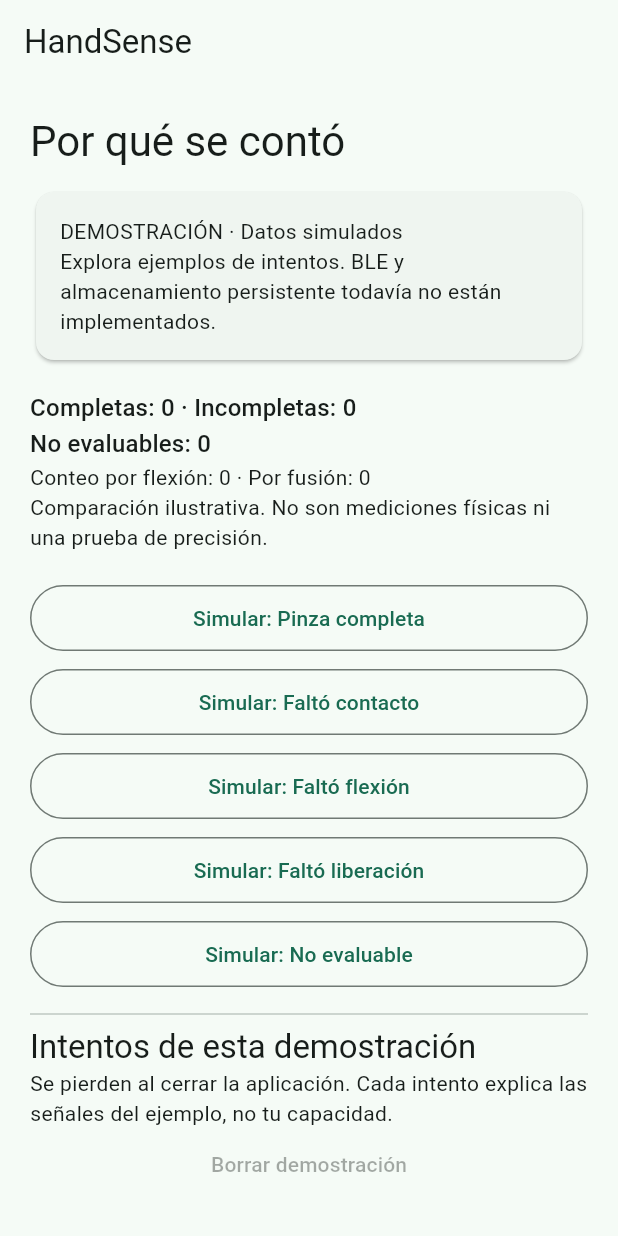
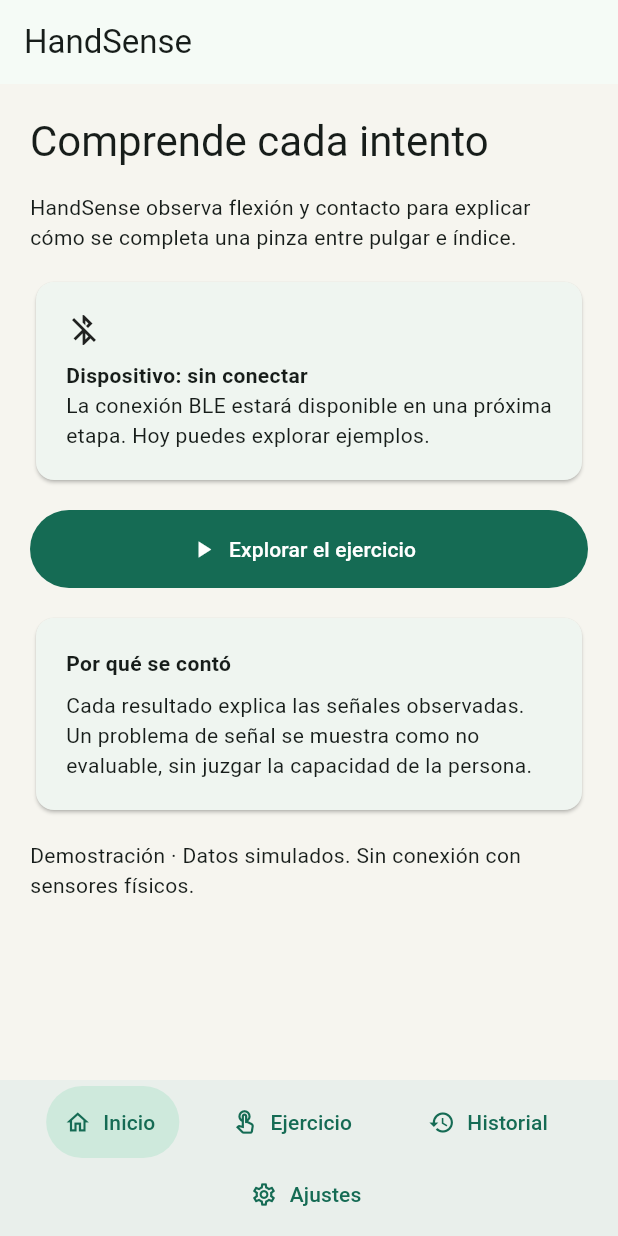
Before and after one commit to nikucode/microcontroladores, a Flutter app: the screen it shows after launch, on a phone screen of 412 x 824 dp. Run offline on Flutter 3.47's test engine with Material 3 defaults, Android fonts, the phone set to English and light mode, and no system bars.

Commit message:
Organizar HandSense Android en cuatro secciones accesibles

```diff
--- a/proyecto_final/handsense/mobile/lib/data/attempt.dart
+++ b/proyecto_final/handsense/mobile/lib/data/attempt.dart
@@ -1,3 +1,5 @@
+import 'dart:async';
+
 enum Outcome { complete, noContact, noFlexion, noRelease, unreliable }
 
 class Attempt {
@@ -24,20 +26,48 @@ class Attempt {
   };
 }
 
-abstract class AttemptRepository {
-  List<Attempt> get attempts;
-  void simulate(Outcome outcome);
-  void clear();
+// Una fuente BLE futura publicará eventos verificados en este mismo flujo.
+abstract class AttemptSource {
+  Stream<Attempt> get events;
+  String get label;
+  bool get isDemo;
+  void dispose();
 }
 
-// Ejemplos de resultados; no ejecuta ni valida el clasificador del ESP32.
-class DemoRepository implements AttemptRepository {
-  final List<Attempt> _attempts = [];
+abstract class DemoControls {
+  void simulate(Outcome outcome);
+}
+
+class DemoRepository implements AttemptSource, DemoControls {
+  final _events = StreamController<Attempt>.broadcast(sync: true);
+  int _nextId = 0;
   @override
-  List<Attempt> get attempts => List.unmodifiable(_attempts);
+  Stream<Attempt> get events => _events.stream;
   @override
-  void simulate(Outcome outcome) =>
-      _attempts.add(Attempt(_attempts.length + 1, outcome));
+  String get label => 'Demostración';
   @override
-  void clear() => _attempts.clear();
+  bool get isDemo => true;
+  @override
+  void simulate(Outcome outcome) => _events.add(Attempt(++_nextId, outcome));
+  @override
+  void dispose() => _events.close();
 }
+
+class SessionRecord {
+  SessionRecord(
+    this.id,
+    this.finishedAt,
+    this.source,
+    this.isDemo,
+    List<Attempt> attempts,
+  ) : attempts = List.unmodifiable(attempts);
+  final int id;
+  final DateTime finishedAt;
+  final String source;
+  final bool isDemo;
+  final List<Attempt> attempts;
+  int get complete => attempts.where((a) => a.complete).length;
+  int get incomplete =>
+      attempts.where((a) => a.evaluable && !a.complete).length;
+  int get unreliable => attempts.where((a) => !a.evaluable).length;
+}
--- a/proyecto_final/handsense/mobile/lib/main.dart
+++ b/proyecto_final/handsense/mobile/lib/main.dart
@@ -2,6 +2,7 @@ import 'package:flutter/material.dart';
 
 import 'data/attempt.dart';
 import 'ui/session_model.dart';
+import 'ui/screens.dart';
 
 void main() => runApp(const HandSenseApp());
 
@@ -13,6 +14,9 @@ class HandSenseApp extends StatefulWidget {
 
 class _HandSenseAppState extends State<HandSenseApp> {
   final model = SessionModel(DemoRepository());
+  int page = 0;
+  bool largeText = false;
+  bool highContrast = false;
   @override
   void dispose() {
     model.dispose();
@@ -24,92 +28,103 @@ class _HandSenseAppState extends State<HandSenseApp> {
     title: 'HandSense',
     debugShowCheckedModeBanner: false,
     theme: ThemeData(
-      colorScheme: ColorScheme.fromSeed(seedColor: const Color(0xff31775f)),
       useMaterial3: true,
+      colorScheme: ColorScheme.fromSeed(
+        seedColor: const Color(0xff245c4b),
+        contrastLevel: highContrast ? 1 : 0,
       ),
-    home: Scaffold(
+      scaffoldBackgroundColor: highContrast
+          ? Colors.white
+          : const Color(0xfff6f5ef),
+      filledButtonTheme: FilledButtonThemeData(
+        style: FilledButton.styleFrom(minimumSize: const Size(48, 52)),
+      ),
+      outlinedButtonTheme: OutlinedButtonThemeData(
+        style: OutlinedButton.styleFrom(minimumSize: const Size(48, 52)),
+      ),
+    ),
+    builder: (context, child) {
+      final media = MediaQuery.of(context);
+      return MediaQuery(
+        data: media.copyWith(
+          textScaler: largeText
+              ? TextScaler.linear(media.textScaler.scale(1) * 1.25)
+              : media.textScaler,
+        ),
+        child: child!,
+      );
+    },
+    home: Builder(
+      builder: (context) => Scaffold(
         appBar: AppBar(title: const Text('HandSense')),
         body: SafeArea(
           child: ListenableBuilder(
             listenable: model,
-          builder: (context, _) => ListView(
-            padding: const EdgeInsets.all(20),
-            children: [
-              Text(
-                'Por qué se contó',
-                style: Theme.of(context).textTheme.headlineMedium,
+            builder: (context, _) => Center(
+              child: ConstrainedBox(
+                constraints: const BoxConstraints(maxWidth: 760),
+                child: switch (page) {
+                  0 => HomeScreen(onExercise: () => setState(() => page = 1)),
+                  1 => ExerciseScreen(
+                    model: model,
+                    onFinished: () {
+                      model.finish();
+                      setState(() => page = 2);
+                    },
                   ),
-              const SizedBox(height: 12),
-              const Card(
-                child: Padding(
-                  padding: EdgeInsets.all(16),
-                  child: Text(
-                    'DEMOSTRACIÓN · Datos simulados\nExplora ejemplos de intentos. BLE y almacenamiento persistente todavía no están implementados.',
+                  2 => HistoryScreen(model: model),
+                  _ => SettingsScreen(
+                    largeText: largeText,
+                    highContrast: highContrast,
+                    onLargeText: (value) => setState(() => largeText = value),
+                    onHighContrast: (value) =>
+                        setState(() => highContrast = value),
+                  ),
+                },
               ),
             ),
           ),
-              const SizedBox(height: 16),
-              Text(
-                'Completas: ${model.complete} · Incompletas: ${model.incomplete}\nNo evaluables: ${model.unreliable}',
-                style: Theme.of(context).textTheme.titleMedium,
         ),
-              Text(
-                'Conteo por flexión: ${model.flexOnly} · Por fusión: ${model.complete}',
+        bottomNavigationBar: SafeArea(
+          top: false,
+          child: Material(
+            color: Theme.of(context).colorScheme.surfaceContainer,
+            child: Padding(
+              padding: const EdgeInsets.symmetric(horizontal: 8, vertical: 4),
+              child: Wrap(
+                alignment: WrapAlignment.spaceEvenly,
+                children: [
+                  for (int i = 0; i < 4; i++)
+                    Semantics(
+                      selected: page == i,
+                      child: TextButton.icon(
+                        key: ValueKey('nav-$i'),
+                        style: TextButton.styleFrom(
+                          minimumSize: const Size(48, 48),
+                          backgroundColor: page == i
+                              ? Theme.of(context).colorScheme.secondaryContainer
+                              : null,
                         ),
-              const Text(
-                'Comparación ilustrativa. No son mediciones físicas ni una prueba de precisión.',
+                        onPressed: () => setState(() => page = i),
+                        icon: Icon(
+                          [
+                            Icons.home_outlined,
+                            Icons.touch_app_outlined,
+                            Icons.history,
+                            Icons.settings_outlined,
+                          ][i],
                         ),
-              const SizedBox(height: 20),
-              for (final outcome in Outcome.values)
-                Padding(
-                  padding: const EdgeInsets.only(bottom: 8),
-                  child: OutlinedButton(
-                    onPressed: () => model.simulate(outcome),
-                    child: Padding(
-                      padding: const EdgeInsets.all(12),
-                      child: Text('Simular: ${Attempt(0, outcome).title}'),
+                        label: Text(
+                          ['Inicio', 'Ejercicio', 'Historial', 'Ajustes'][i],
                         ),
                       ),
-                ),
-              if (model.attempts.isNotEmpty)
-                Semantics(
-                  liveRegion: true,
-                  child: Padding(
-                    padding: const EdgeInsets.symmetric(vertical: 12),
-                    child: Text(
-                      'Último resultado: ${model.attempts.last.title}',
-                    ),
-                  ),
-                ),
-              const Divider(),
-              Text(
-                'Intentos de esta demostración',
-                style: Theme.of(context).textTheme.titleLarge,
-              ),
-              const Text(
-                'Se pierden al cerrar la aplicación. Cada intento explica las señales del ejemplo, no tu capacidad.',
-              ),
-              for (final attempt in model.attempts.reversed)
-                Card(
-                  child: ExpansionTile(
-                    key: ValueKey(attempt),
-                    title: Text('Intento ${attempt.id}: ${attempt.title}'),
-                    children: [
-                      Padding(
-                        padding: const EdgeInsets.all(16),
-                        child: Text(attempt.explanation),
-                      ),
-                    ],
-                  ),
-                ),
-              TextButton(
-                onPressed: model.attempts.isEmpty ? null : model.reset,
-                child: const Text('Borrar demostración'),
                     ),
                 ],
               ),
             ),
           ),
         ),
+      ),
+    ),
   );
 }
--- /dev/null
+++ b/proyecto_final/handsense/mobile/lib/ui/screens.dart
@@ -0,0 +1,368 @@
+import 'package:flutter/material.dart';
+
+import '../data/attempt.dart';
+import 'session_model.dart';
+
+class PageContent extends StatelessWidget {
+  const PageContent({super.key, required this.children});
+  final List<Widget> children;
+  @override
+  Widget build(BuildContext context) => ListView(
+    padding: const EdgeInsets.all(20),
+    children: [
+      for (final child in children)
+        Padding(padding: const EdgeInsets.only(bottom: 16), child: child),
+    ],
+  );
+}
+
+class Panel extends StatelessWidget {
+  const Panel({super.key, required this.child});
+  final Widget child;
+  @override
+  Widget build(BuildContext context) => Card(
+    child: Padding(padding: const EdgeInsets.all(20), child: child),
+  );
+}
+
+Widget heading(BuildContext context, String text) =>
+    Text(text, style: Theme.of(context).textTheme.headlineMedium);
+const demoNotice = Text(
+  'Demostración · Datos simulados. Sin conexión con sensores físicos.',
+);
+
+class HomeScreen extends StatelessWidget {
+  const HomeScreen({super.key, required this.onExercise});
+  final VoidCallback onExercise;
+  @override
+  Widget build(BuildContext context) => PageContent(
+    children: [
+      heading(context, 'Comprende cada intento'),
+      const Text(
+        'HandSense observa flexión y contacto para explicar cómo se completa una pinza entre pulgar e índice.',
+      ),
+      const Panel(
+        child: Column(
+          crossAxisAlignment: CrossAxisAlignment.start,
+          children: [
+            Icon(
+              Icons.bluetooth_disabled,
+              semanticLabel: 'Dispositivo sin conectar',
+            ),
+            SizedBox(height: 8),
+            Text(
+              'Dispositivo: sin conectar',
+              style: TextStyle(fontWeight: FontWeight.bold),
+            ),
+            Text(
+              'La conexión BLE estará disponible en una próxima etapa. Hoy puedes explorar ejemplos.',
+            ),
+          ],
+        ),
+      ),
+      FilledButton.icon(
+        key: const ValueKey('start-demo'),
+        onPressed: onExercise,
+        icon: const Icon(Icons.play_arrow),
+        label: const Text('Explorar el ejercicio'),
+      ),
+      const Panel(
+        child: Column(
+          crossAxisAlignment: CrossAxisAlignment.start,
+          children: [
+            Text(
+              'Por qué se contó',
+              style: TextStyle(fontWeight: FontWeight.bold),
+            ),
+            SizedBox(height: 8),
+            Text(
+              'Cada resultado explica las señales observadas. Un problema de señal se muestra como no evaluable, sin juzgar la capacidad de la persona.',
+            ),
+          ],
+        ),
+      ),
+      demoNotice,
+    ],
+  );
+}
+
+class AttemptExplanation extends StatelessWidget {
+  const AttemptExplanation({super.key, required this.attempt});
+  final Attempt attempt;
+  @override
+  Widget build(BuildContext context) => Panel(
+    child: Column(
+      crossAxisAlignment: CrossAxisAlignment.start,
+      children: [
+        const Text(
+          'Por qué se contó',
+          style: TextStyle(fontWeight: FontWeight.bold),
+        ),
+        const SizedBox(height: 8),
+        Text(attempt.title, style: Theme.of(context).textTheme.titleLarge),
+        const SizedBox(height: 8),
+        Text(attempt.explanation),
+        const SizedBox(height: 8),
+        Text(
+          attempt.evaluable
+              ? (attempt.complete
+                    ? 'Clasificación: completa'
+                    : 'Clasificación: incompleta')
+              : 'Clasificación: no evaluable',
+        ),
+      ],
+    ),
+  );
+}
+
+class CounterSummary extends StatelessWidget {
+  const CounterSummary({
+    super.key,
+    required this.complete,
+    required this.incomplete,
+    required this.unreliable,
+  });
+  final int complete, incomplete, unreliable;
+  @override
+  Widget build(BuildContext context) => Wrap(
+    spacing: 12,
+    runSpacing: 12,
+    children: [
+      for (final entry in {
+        'Completas': complete,
+        'Incompletas': incomplete,
+        'No evaluables': unreliable,
+      }.entries)
+        Chip(label: Text('${entry.key}: ${entry.value}')),
+    ],
+  );
+}
+
+class ExerciseScreen extends StatelessWidget {
+  const ExerciseScreen({
+    super.key,
+    required this.model,
+    required this.onFinished,
+  });
+  final SessionModel model;
+  final VoidCallback onFinished;
+  @override
+  Widget build(BuildContext context) => PageContent(
+    children: [
+      heading(context, 'La pinza, paso a paso'),
+      demoNotice,
+      const Panel(
+        child: Column(
+          crossAxisAlignment: CrossAxisAlignment.start,
+          children: [
+            Icon(
+              Icons.pinch_outlined,
+              size: 64,
+              semanticLabel: 'Ilustración simbólica de la pinza pulgar–índice',
+            ),
+            SizedBox(height: 12),
+            Text(
+              '1. Comienza con pulgar e índice separados.\n2. Acerca ambos dedos hasta el contacto.\n3. Suelta el contacto y vuelve a reposo.',
+            ),
+            SizedBox(height: 8),
+            Text(
+              'Esta guía describe la secuencia del prototipo; los botones de abajo generan ejemplos completos de resultados.',
+            ),
+          ],
+        ),
+      ),
+      Semantics(
+        liveRegion: true,
+        child: Text(
+          model.attempts.isEmpty
+              ? 'Estado: listo para explorar'
+              : 'Estado del ejemplo: ${model.attempts.last.title}',
+          style: Theme.of(context).textTheme.titleMedium,
+        ),
+      ),
+      CounterSummary(
+        complete: model.complete,
+        incomplete: model.incomplete,
+        unreliable: model.unreliable,
+      ),
+      if (model.attempts.isNotEmpty)
+        AttemptExplanation(attempt: model.attempts.last),
+      if (model.canSimulate)
+        Card(
+          child: ExpansionTile(
+            key: const ValueKey('demo-controls'),
+            title: const Text('Explorar ejemplos simulados'),
+            subtitle: const Text('Cinco escenarios de demostración'),
+            children: [
+              for (final outcome in Outcome.values)
+                Padding(
+                  padding: const EdgeInsets.all(8),
+                  child: SizedBox(
+                    width: double.infinity,
+                    child: OutlinedButton(
+                      key: ValueKey('scenario-${outcome.name}'),
+                      onPressed: () => model.simulate(outcome),
+                      child: Text('Simular: ${Attempt(0, outcome).title}'),
+                    ),
+                  ),
+                ),
+            ],
+          ),
+        ),
+      ExpansionTile(
+        title: const Text('Comparar los dos conteos'),
+        children: [
+          Padding(
+            padding: const EdgeInsets.all(16),
+            child: Text(
+              'Flexión sola: ${model.flexOnly} · Fusión: ${model.complete}\nComparación ilustrativa de estos ejemplos. No mide la precisión del prototipo.',
+            ),
+          ),
+        ],
+      ),
+      FilledButton(
+        key: const ValueKey('finish-session'),
+        onPressed: model.attempts.isEmpty ? null : onFinished,
+        child: const Text('Finalizar y ver sesión'),
+      ),
+      const Text('La sesión se conserva mientras esta app permanezca abierta.'),
+    ],
+  );
+}
+
+class HistoryScreen extends StatelessWidget {
+  const HistoryScreen({super.key, required this.model});
+  final SessionModel model;
+  @override
+  Widget build(BuildContext context) => ListView.builder(
+    padding: const EdgeInsets.all(20),
+    itemCount: model.sessions.length + 1,
+    itemBuilder: (context, index) {
+      if (index == 0) {
+        return Column(
+          crossAxisAlignment: CrossAxisAlignment.start,
+          children: [
+            heading(context, 'Tus sesiones'),
+            const SizedBox(height: 12),
+            const Text(
+              'Historial temporal de demostración. Se pierde al cerrar la app.',
+            ),
+            const SizedBox(height: 12),
+            if (model.attempts.isNotEmpty)
+              const Text(
+                'Tienes una sesión en curso en Ejercicio. Finalízala para verla aquí.',
+              ),
+            if (model.sessions.isEmpty)
+              const Panel(
+                child: Text(
+                  'Todavía no hay sesiones finalizadas. Explora un ejemplo en Ejercicio y pulsa Finalizar y ver sesión.',
+                ),
+              ),
+          ],
+        );
+      }
+      final session = model.sessions[index - 1];
+      return Card(
+        child: ListTile(
+          contentPadding: const EdgeInsets.all(16),
+          title: Text('Sesión ${session.id} · ${session.source}'),
+          subtitle: Text(
+            '${session.attempts.length} intentos · ${session.complete} completos\n${session.finishedAt.day}/${session.finishedAt.month} · ${session.finishedAt.hour.toString().padLeft(2, '0')}:${session.finishedAt.minute.toString().padLeft(2, '0')}',
+          ),
+          trailing: const Icon(Icons.chevron_right),
+          onTap: () => Navigator.of(context).push(
+            MaterialPageRoute<void>(
+              builder: (_) => Scaffold(
+                appBar: AppBar(title: Text('Sesión ${session.id}')),
+                body: SafeArea(
+                  child: ListView.builder(
+                    padding: const EdgeInsets.all(20),
+                    itemCount: session.attempts.length + 1,
+                    itemBuilder: (context, i) => i == 0
+                        ? Column(
+                            crossAxisAlignment: CrossAxisAlignment.start,
+                            children: [
+                              Text(
+                                '${session.source} · ${session.isDemo ? 'Datos simulados' : 'Origen del dispositivo'}',
+                              ),
+                              CounterSummary(
+                                complete: session.complete,
+                                incomplete: session.incomplete,
+                                unreliable: session.unreliable,
+                              ),
+                            ],
+                          )
+                        : AttemptExplanation(attempt: session.attempts[i - 1]),
+                  ),
+                ),
+              ),
+            ),
+          ),
+        ),
+      );
+    },
+  );
+}
+
+class SettingsScreen extends StatelessWidget {
+  const SettingsScreen({
+    super.key,
+    required this.largeText,
+    required this.highContrast,
+    required this.onLargeText,
+    required this.onHighContrast,
+  });
+  final bool largeText, highContrast;
+  final ValueChanged<bool> onLargeText, onHighContrast;
+  @override
+  Widget build(BuildContext context) => PageContent(
+    children: [
+      heading(context, 'A tu manera'),
+      const Text(
+        'Se respeta el tamaño de texto de Android. Estas preferencias duran mientras la app está abierta.',
+      ),
+      SwitchListTile(
+        title: const Text('Texto más grande'),
+        value: largeText,
+        onChanged: onLargeText,
+      ),
+      SwitchListTile(
+        title: const Text('Alto contraste'),
+        value: highContrast,
+        onChanged: onHighContrast,
+      ),
+      const Panel(
+        child: Column(
+          crossAxisAlignment: CrossAxisAlignment.start,
+          children: [
+            Text('Dispositivo', style: TextStyle(fontWeight: FontWeight.bold)),
+            Text('Sin conexión BLE. No hay mediciones físicas disponibles.'),
+          ],
+        ),
+      ),
+      OutlinedButton(
+        key: const ValueKey('calibration-info'),
+        onPressed: () => showDialog<void>(
+          context: context,
+          builder: (_) => AlertDialog(
+            title: const Text('Calibración pendiente'),
+            scrollable: true,
+            content: const Text(
+              'Cuando se integre el ESP32, esta sección guiará el registro de reposo y un gesto cómodo para ajustar los rangos. Hoy no podemos calibrar ni confirmar sensores desde la app.',
+            ),
+            actions: [
+              TextButton(
+                onPressed: () => Navigator.pop(context),
+                child: const Text('Entendido'),
+              ),
+            ],
+          ),
+        ),
+        child: const Text('Acerca de la calibración'),
+      ),
+      const Text(
+        'HandSense · Alex Díaz y María José Córdova\nPrototipo académico experimental. Sin validación clínica.',
+      ),
+    ],
+  );
+}
--- a/proyecto_final/handsense/mobile/lib/ui/session_model.dart
+++ b/proyecto_final/handsense/mobile/lib/ui/session_model.dart
@@ -1,23 +1,56 @@
+import 'dart:async';
+
 import 'package:flutter/foundation.dart';
 
 import '../data/attempt.dart';
 
 class SessionModel extends ChangeNotifier {
-  SessionModel(this.repository);
-  final AttemptRepository repository;
-  List<Attempt> get attempts => repository.attempts;
+  SessionModel(this.source) {
+    _subscription = source.events.listen((attempt) {
+      _attempts.add(attempt);
+      notifyListeners();
+    });
+  }
+  final AttemptSource source;
+  late final StreamSubscription<Attempt> _subscription;
+  final List<Attempt> _attempts = [];
+  final List<SessionRecord> _sessions = [];
+  List<Attempt> get attempts => List.unmodifiable(_attempts);
+  List<SessionRecord> get sessions => List.unmodifiable(_sessions.reversed);
+  bool get canSimulate => source is DemoControls;
   int get complete => attempts.where((a) => a.complete).length;
   int get incomplete =>
       attempts.where((a) => a.evaluable && !a.complete).length;
   int get unreliable => attempts.where((a) => !a.evaluable).length;
   int get flexOnly => attempts.where((a) => a.flexCycle).length;
   void simulate(Outcome outcome) {
-    repository.simulate(outcome);
+    if (source case final DemoControls controls) controls.simulate(outcome);
+  }
+
+  void finish() {
+    if (_attempts.isEmpty) return;
+    _sessions.add(
+      SessionRecord(
+        _sessions.length + 1,
+        DateTime.now(),
+        source.label,
+        source.isDemo,
+        _attempts,
+      ),
+    );
+    _attempts.clear();
     notifyListeners();
   }
 
   void reset() {
-    repository.clear();
+    _attempts.clear();
     notifyListeners();
   }
+
+  @override
+  void dispose() {
+    _subscription.cancel();
+    source.dispose();
+    super.dispose();
+  }
 }
--- a/proyecto_final/handsense/mobile/pubspec.yaml
+++ b/proyecto_final/handsense/mobile/pubspec.yaml
@@ -1,5 +1,5 @@
 name: handsense
-description: "A new Flutter project."
+description: "HandSense: pinza explicable y demostración accesible."
 # The following line prevents the package from being accidentally published to
 # pub.dev using `flutter pub publish`. This is preferred for private packages.
 publish_to: 'none' # Remove this line if you wish to publish to pub.dev
@@ -16,7 +16,7 @@ publish_to: 'none' # Remove this line if you wish to publish to pub.dev
 # https://developer.apple.com/library/archive/documentation/General/Reference/InfoPlistKeyReference/Articles/CoreFoundationKeys.html
 # In Windows, build-name is used as the major, minor, and patch parts
 # of the product and file versions while build-number is used as the build suffix.
-version: 1.0.0+1
+version: 0.2.0+2
 
 environment:
   sdk: ^3.13.5
```
Also changed, not shown: 3 other files. Lines whose indentation alone changed are shown as unchanged.
